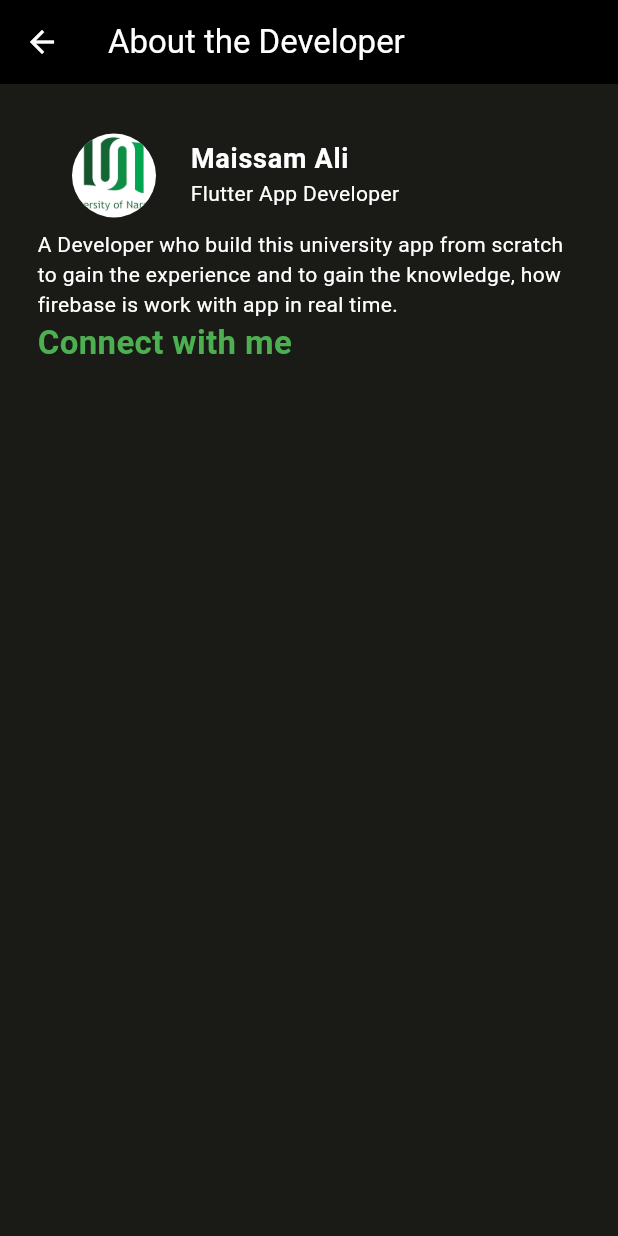
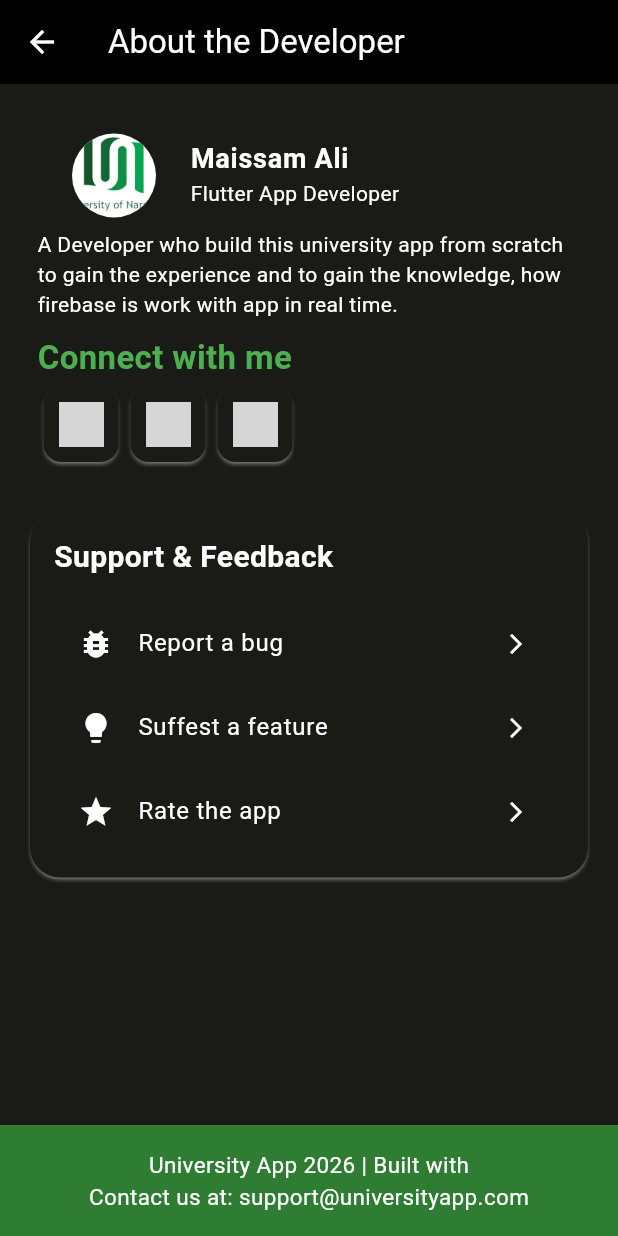
Before and after one commit to Maissam110/University_App, a Flutter app: the DeveloperScreen screen opened directly, on a phone screen of 412 x 824 dp. Run offline on Flutter 3.47's test engine with Material 3 defaults, Android fonts, the phone set to English and light mode, and no system bars; our stand-ins replace carousel_slider, cloud_firestore, firebase_auth, firebase_core, flutter_riverpod, google_sign_in and 3 more; accounts and stored records are empty; network calls fail; grey boxes are pictures that could not be loaded.

Commit message:
developer screen done

```diff
--- a/lib/view/body/Screens/Home/developer.dart
+++ b/lib/view/body/Screens/Home/developer.dart
@@ -1,5 +1,6 @@
 import 'package:flutter/material.dart';
 import 'package:flutter/widgets.dart';
+import 'package:url_launcher/url_launcher.dart';
 
 class DeveloperScreen extends StatelessWidget {
   const DeveloperScreen({super.key});
@@ -47,6 +48,7 @@ class DeveloperScreen extends StatelessWidget {
                   "A Developer who build this university app from scratch to gain the experience and to gain the knowledge, how firebase is work with app in real time.",
                   style: TextStyle(color: color),
                 ),
+                SizedBox(height: 10),
                 Text(
                   "Connect with me",
                   style: TextStyle(
@@ -58,13 +60,118 @@ class DeveloperScreen extends StatelessWidget {
                 Row(
                   children: [
                     //
-                    Card(
-                      color: Theme.of(context).primaryColor,
-                      elevation: 1,
-                      shadowColor: color,
-                      margin: EdgeInsets.all(10),
+                    socialNetwork(
+                      context,
+                      "https://github.com/Maissam110",
+                      "https://cdn-icons-png.flaticon.com/512/25/25231.png",
+                    ),
+                    socialNetwork(
+                      context,
+                      "https://github.com/Maissam110",
+                      "https://encrypted-tbn0.gstatic.com/images?q=tbn:ANd9GcQE264cyqlcIpV9jQn_DWUOoxyXlu1oTEMExotZtozbPQ&s=10",
+                    ),
+                    socialNetwork(
+                      context,
+                      "https://github.com/Maissam110",
+                      "https://cdn-icons-png.flaticon.com/512/81/81341.png",
                     ),
                   ],
+                ),
+              ],
+            ),
+          ),
+          Padding(
+            padding: EdgeInsets.symmetric(horizontal: 16),
+            child: Card(
+              elevation: 1,
+              color: Theme.of(context).primaryColor,
+              shadowColor: color,
+              shape: RoundedRectangleBorder(
+                borderRadius: BorderRadius.circular(20),
+              ),
+              child: Padding(
+                padding: EdgeInsets.all(16),
+                child: Column(
+                  crossAxisAlignment: CrossAxisAlignment.start,
+                  children: [
+                    //
+                    Text(
+                      "Support & Feedback",
+                      style: TextStyle(
+                        fontWeight: FontWeight.bold,
+                        fontSize: 20,
+                        color: color,
+                      ),
+                    ),
+                    SizedBox(height: 15),
+                    ListTile(
+                      leading: Icon(Icons.bug_report, color: color),
+                      title: Text(
+                        "Report a bug",
+                        style: TextStyle(
+                          //
+                          color: color,
+                        ),
+                      ),
+                      trailing: Icon(
+                        Icons.arrow_forward_ios,
+                        size: 16,
+                        color: color,
+                      ),
+                    ),
+
+                    ListTile(
+                      leading: Icon(Icons.lightbulb, color: color),
+                      title: Text(
+                        "Suffest a feature",
+                        style: TextStyle(
+                          //
+                          color: color,
+                        ),
+                      ),
+                      trailing: Icon(
+                        Icons.arrow_forward_ios,
+                        size: 16,
+                        color: color,
+                      ),
+                    ),
+
+                    ListTile(
+                      leading: Icon(Icons.star, color: color),
+                      title: Text(
+                        "Rate the app",
+                        style: TextStyle(
+                          //
+                          color: color,
+                        ),
+                      ),
+                      trailing: Icon(
+                        Icons.arrow_forward_ios,
+                        size: 16,
+                        color: color,
+                      ),
+                    ),
+                  ],
+                ),
+              ),
+            ),
+          ),
+          Spacer(),
+          //  Footer things
+          Container(
+            width: double.maxFinite,
+            color: Colors.green[800],
+            padding: EdgeInsets.all(16),
+            child: Column(
+              children: [
+                //
+                Text(
+                  "University App 2026 | Built with",
+                  style: TextStyle(color: Colors.white, fontSize: 15),
+                ),
+                Text(
+                  "Contact us at: support@universityapp.com",
+                  style: TextStyle(color: Colors.white, fontSize: 15),
                 ),
               ],
             ),
@@ -73,4 +180,28 @@ class DeveloperScreen extends StatelessWidget {
       ),
     );
   }
+
+  Card socialNetwork(BuildContext context, url, image) {
+    final color = Theme.of(context).colorScheme.secondary;
+    return Card(
+      color: Theme.of(context).primaryColor,
+      elevation: 1,
+      shadowColor: color,
+      child: GestureDetector(
+        onTap: () async {
+          await launchUrl(Uri.parse(url));
+        },
+        child: Container(
+          margin: EdgeInsets.all(10),
+          height: 30,
+          width: 30,
+          decoration: BoxDecoration(
+            borderRadius: BorderRadius.circular(20),
+            //
+          ),
+          child: Image.network(image, color: color),
+        ),
+      ),
+    );
+  }
 }
```
